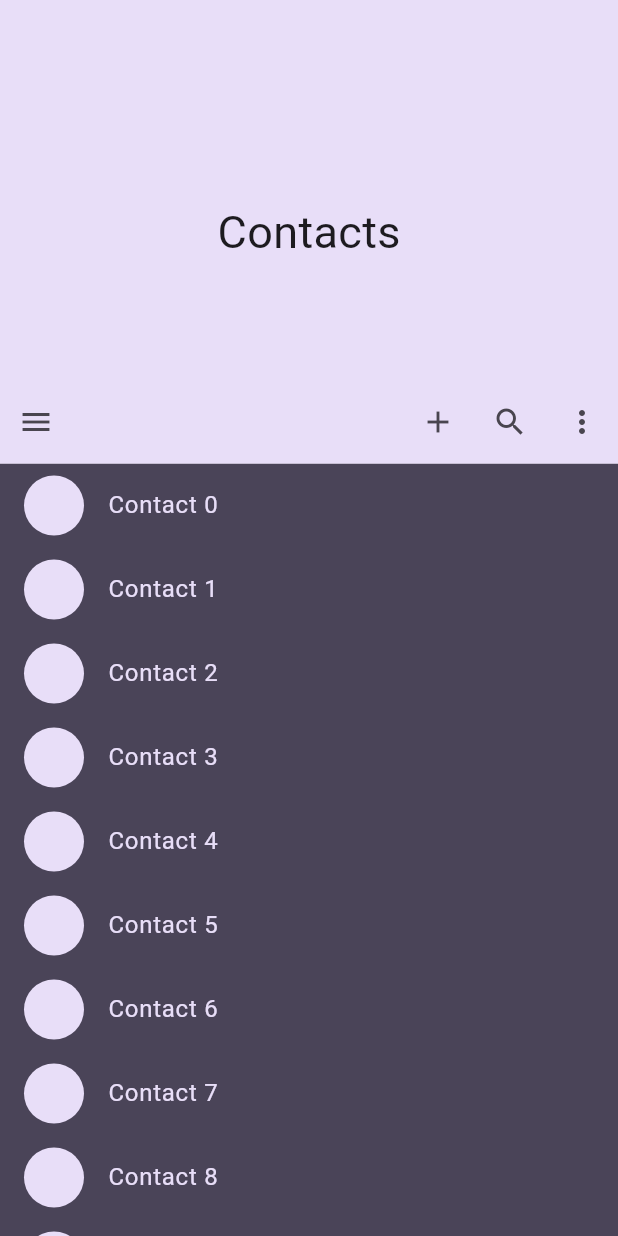
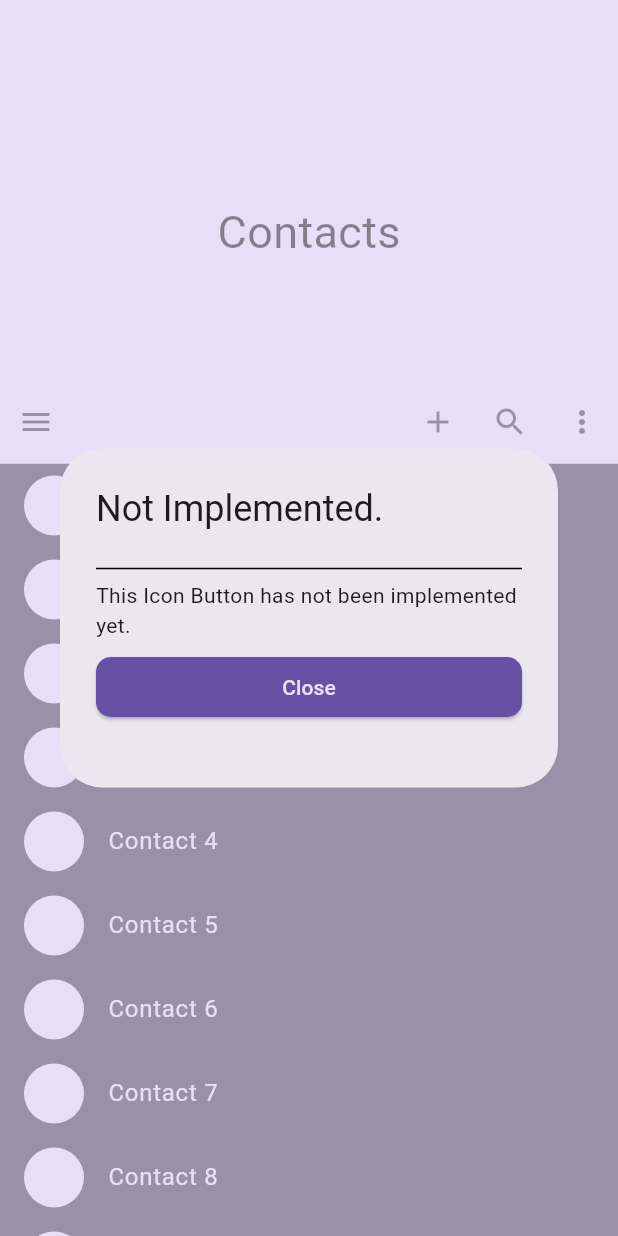
Before and after one commit to AbdelrhmanAmer/online_shop_app, a Flutter app: the screen it shows after launch, after a tap on the "add" icon, on a phone screen of 412 x 824 dp. Run offline on Flutter 3.47's test engine with Material 3 defaults, Android fonts, the phone set to English and light mode, and no system bars; our stand-ins replace card_swiper.

Commit message:
Alert Dialog

```diff
--- a/flutter_ui/lib/main.dart
+++ b/flutter_ui/lib/main.dart
@@ -22,12 +22,59 @@ class MyApp extends StatelessWidget {
 class MyHomePage extends StatefulWidget {
   const MyHomePage({super.key});
 
-
   @override
   _MyHomePageState createState() => _MyHomePageState();
 }
 
 class _MyHomePageState extends State<MyHomePage> {
+  _alert(String alertTitle, String alertContent) {
+    showDialog(
+      context: context,
+      builder: (ctx) {
+        return AlertDialog(
+            title: Text(alertTitle),
+            content: SizedBox(
+              height: 130,
+              child: Column(
+                children: [
+                  const Divider(
+                    color: Colors.black,
+                  ),
+                  Text(alertContent),
+                  const SizedBox(
+                    height: 7,
+                  ),
+                  SizedBox(
+                    width: double.infinity,
+                    child: ElevatedButton(
+                      onPressed: () {
+                        Navigator.of(context).pop();
+                      },
+                      style: ButtonStyle(
+                        backgroundColor: MaterialStateProperty.all(
+                            Theme.of(context).colorScheme.primary),
+                        foregroundColor: MaterialStateProperty.all(
+                            Theme.of(context).colorScheme.secondaryContainer),
+                        shape: MaterialStateProperty.all(
+                          RoundedRectangleBorder(
+                            borderRadius: BorderRadius.circular(10),
+                          ),
+                        ),
+                      ),
+                      child: const Text("Close"),
+                    ),
+                  )
+                ],
+              ),
+
+            ));
+      },
+      barrierDismissible: false,
+      barrierColor: Theme.of(context).colorScheme.secondaryContainer.withOpacity(.5),
+    );
+
+  }
+
   @override
   Widget build(BuildContext context) {
     return Scaffold(
@@ -52,7 +99,12 @@ class _MyHomePageState extends State<MyHomePage> {
         actions: [
           IconButton(onPressed: (){}, icon: const Icon(Icons.more_vert)),
           IconButton(onPressed: (){}, icon: const Icon(Icons.search)),
-          IconButton(onPressed: (){}, icon: const Icon(Icons.add)),
+          IconButton(
+              onPressed: () {
+                _alert('Not Implemented.',
+                    'This Icon Button has not been implemented yet.');
+              },
+              icon: const Icon(Icons.add)),
         ],
         sliverBackgroundColor: Theme.of(context).colorScheme.onSecondaryContainer,
         sliverList: SliverList(
```
Also changed, not shown: flutter_ui/lib/one_ui_nested_scroll_view.dart (+2 -7 lines).
